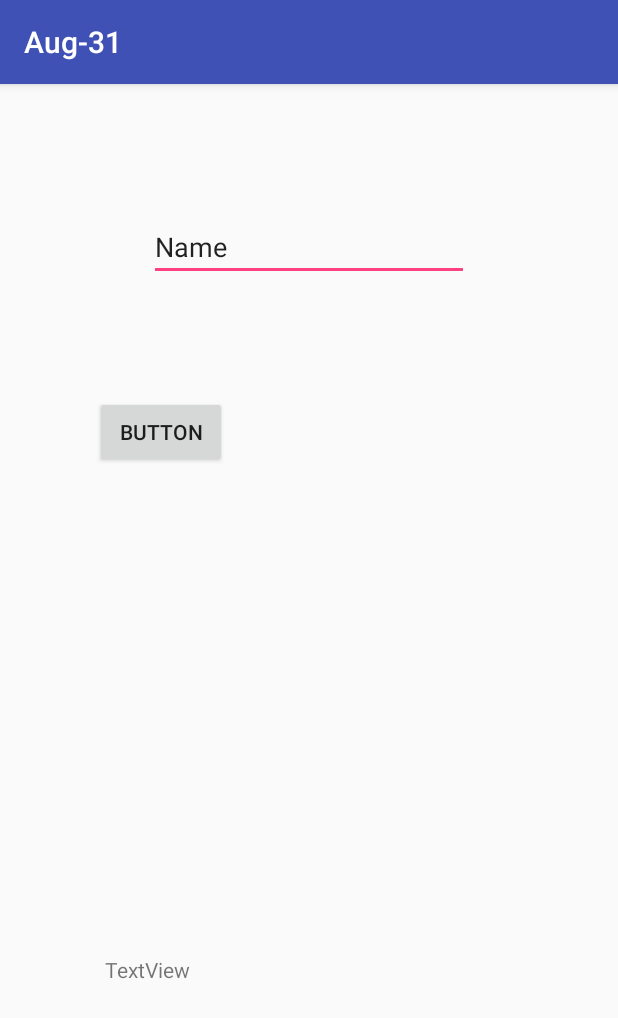
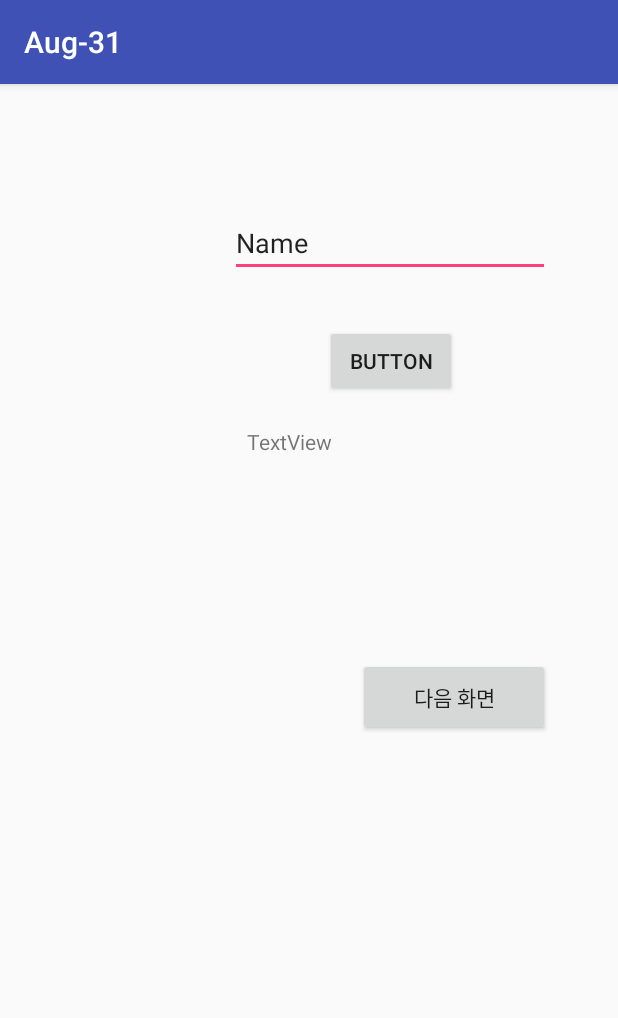
Before and after one commit to mssuh21c/2ndSemester, an Android app: the screen it shows after launch (MainActivity), on a phone screen of 412 x 824 dp. Shown: the top 1018 px of the screen. Run offline under Robolectric (Android 15) with nearby library versions, the phone set to English and light mode, and no system bars.

Commit message:
Intent 이용해서 각 액티비티 instance 생기는 것은 확인 했슴.
그런데
Scene.getSceneForLayout  에서 생성된 것은 instance 생성 과정을 따르지 않음 .
R.id    database 는 global 하게 적용됨

onClick attribute 에서는 관련된 메소드는 local 메소드만 list up 됩니다.

Transition 은 나중에 추가 합니다. ( 현재 Scene.enter 하면 해당 화면으로 가기는 합니다. 그런데 onCreate process 를 따르지는 않는 것 같아 이곳 좀더 공부 )

static 변수는 좀더 고민해야 합니다.

```diff
--- a/app/src/main/AndroidManifest.xml
+++ b/app/src/main/AndroidManifest.xml
@@ -16,6 +16,8 @@
                 <category android:name="android.intent.category.LAUNCHER" />
             </intent-filter>
         </activity>
+        <activity android:name=".Main2Activity" />
+        <activity android:name=".Main3Activity"></activity>
     </application>
 
 </manifest>
--- a/app/src/main/res/layout/activity_main.xml
+++ b/app/src/main/res/layout/activity_main.xml
@@ -2,20 +2,85 @@
 <android.support.constraint.ConstraintLayout xmlns:android="http://schemas.android.com/apk/res/android"
     xmlns:app="http://schemas.android.com/apk/res-auto"
     xmlns:tools="http://schemas.android.com/tools"
+    android:id="@+id/rootLayout"
     android:layout_width="match_parent"
     android:layout_height="match_parent"
     tools:context="com.example.sensational.aug_31.MainActivity"
-    tools:layout_editor_absoluteY="81dp"
-    tools:layout_editor_absoluteX="0dp">
+    tools:layout_editor_absoluteX="0dp"
+    tools:layout_editor_absoluteY="81dp">
+
+    <RelativeLayout
+        android:layout_width="0dp"
+        android:layout_height="0dp"
+        android:layout_marginLeft="8dp"
+        android:layout_marginRight="0dp"
+        app:layout_constraintBottom_toBottomOf="parent"
+        app:layout_constraintHorizontal_bias="1.0"
+        app:layout_constraintLeft_toLeftOf="parent"
+        app:layout_constraintRight_toRightOf="parent"
+        app:layout_constraintTop_toTopOf="parent"
+        app:layout_constraintVertical_bias="0.0">
+
+        <Button
+            android:id="@+id/button"
+            android:layout_width="128dp"
+            android:layout_height="52dp"
+            android:layout_marginEnd="45dp"
+            android:layout_marginLeft="8dp"
+            android:layout_marginRight="8dp"
+            android:layout_weight="1"
+            android:onClick="goTo2"
+            android:text="@string/nextScene"
+            app:layout_constraintBottom_toBottomOf="parent"
+            app:layout_constraintHorizontal_bias="0.617"
+            app:layout_constraintLeft_toRightOf="@+id/copyBtn"
+            app:layout_constraintRight_toRightOf="parent"
+            app:layout_constraintTop_toTopOf="@+id/copyBtn"
+            app:layout_constraintVertical_bias="0.0"
+            tools:onClick="nextScene"
+            android:layout_below="@+id/textView"
+            android:layout_alignParentEnd="true"
+            android:layout_marginTop="50dp" />
+
+        <Button
+            android:id="@+id/copyBtn"
+            android:layout_width="wrap_content"
+            android:layout_height="wrap_content"
+            android:layout_alignStart="@+id/editText"
+            android:layout_below="@+id/editText"
+            android:layout_marginLeft="63dp"
+            android:layout_marginTop="32dp"
+            android:layout_weight="1"
+            android:text="Button"
+            app:layout_constraintLeft_toLeftOf="parent"
+            app:layout_constraintTop_toTopOf="parent" />
+
+        <EditText
+            android:id="@+id/editText"
+            android:layout_width="wrap_content"
+            android:layout_height="wrap_content"
+            android:layout_alignEnd="@+id/button"
+            android:layout_alignParentTop="true"
+            android:layout_marginTop="83dp"
+            android:ems="10"
+            android:inputType="textPersonName"
+            android:text="Name"
+            app:layout_constraintBottom_toBottomOf="parent"
+            app:layout_constraintLeft_toLeftOf="parent"
+            app:layout_constraintRight_toRightOf="parent"
+            app:layout_constraintTop_toTopOf="parent"
+            app:layout_constraintVertical_bias="0.11" />
 
         <TextView
             android:id="@+id/textView"
             android:layout_width="151dp"
             android:layout_height="104dp"
-        android:layout_marginBottom="8dp"
+            android:layout_alignStart="@+id/editText"
+            android:layout_below="@+id/copyBtn"
             android:layout_marginLeft="8dp"
             android:layout_marginRight="8dp"
-        android:layout_marginTop="8dp"
+            android:layout_marginStart="11dp"
+            android:layout_marginTop="20dp"
             android:text="TextView"
             app:layout_constraintBottom_toBottomOf="parent"
             app:layout_constraintHorizontal_bias="0.253"
@@ -23,31 +88,6 @@
             app:layout_constraintRight_toRightOf="parent"
             app:layout_constraintTop_toTopOf="parent"
             app:layout_constraintVertical_bias="0.884" />
-
-    <EditText
-        android:id="@+id/editText"
-        android:layout_width="wrap_content"
-        android:layout_height="wrap_content"
-        android:layout_marginTop="8dp"
-        android:ems="10"
-        android:inputType="textPersonName"
-        android:text="Name"
-        app:layout_constraintTop_toTopOf="parent"
-        app:layout_constraintBottom_toBottomOf="parent"
-        android:layout_marginBottom="8dp"
-        app:layout_constraintVertical_bias="0.11"
-        app:layout_constraintLeft_toLeftOf="parent"
-        app:layout_constraintRight_toRightOf="parent" />
-
-    <Button
-        android:id="@+id/button2"
-        android:layout_width="wrap_content"
-        android:layout_height="wrap_content"
-        android:layout_marginLeft="63dp"
-        android:layout_marginTop="208dp"
-        android:onClick="PB2"
-        android:text="Button"
-        app:layout_constraintLeft_toLeftOf="parent"
-        app:layout_constraintTop_toTopOf="parent" />
+    </RelativeLayout>
 
 </android.support.constraint.ConstraintLayout>
--- a/app/src/main/res/values/strings.xml
+++ b/app/src/main/res/values/strings.xml
@@ -1,3 +1,4 @@
 <resources>
     <string name="app_name">Aug-31</string>
+    <string name="nextScene">다음 화면</string>
 </resources>
```
Also changed, not shown: app/src/main/java/com/example/sensational/aug_31/Main2Activity.java (added, +63 -0 lines), app/src/main/java/com/example/sensational/aug_31/Main3Activity.java (added, +37 -0 lines), app/src/main/java/com/example/sensational/aug_31/MainActivity.java (+63 -11 lines), app/src/main/res/layout/activity_main2.xml (added, +48 -0 lines), app/src/main/res/layout/activity_main3.xml (added, +26 -0 lines). Lines whose indentation alone changed are shown as unchanged.
